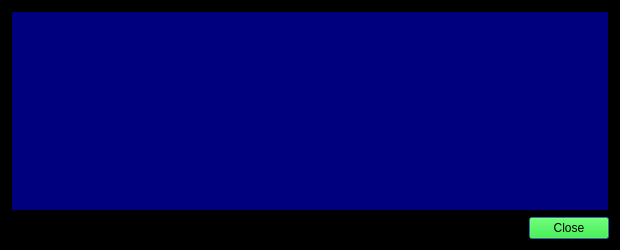
First picture: the form in src/qt/forms/transactiondescdialog.ui, repository gridcoin/Gridcoin-master, before the edit.
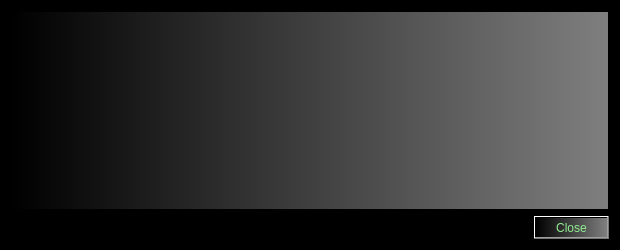
Second picture: the form after the edit.

What changed in the file:
```diff
--- a/src/qt/forms/transactiondescdialog.ui
+++ b/src/qt/forms/transactiondescdialog.ui
@@ -143,13 +143,33 @@
      <property name="palette">
       <palette>
        <active>
+        <colorrole role="WindowText">
+         <brush brushstyle="SolidPattern">
+          <color alpha="255">
+           <red>255</red>
+           <green>255</green>
+           <blue>0</blue>
+          </color>
+         </brush>
+        </colorrole>
         <colorrole role="Button">
-         <brush brushstyle="SolidPattern">
-          <color alpha="255">
-           <red>255</red>
-           <green>255</green>
-           <blue>0</blue>
-          </color>
+         <brush brushstyle="LinearGradientPattern">
+          <gradient startx="0.000000000000000" starty="0.000000000000000" endx="1.000000000000000" endy="0.000000000000000" type="LinearGradient" spread="PadSpread" coordinatemode="ObjectBoundingMode">
+           <gradientstop position="0.000000000000000">
+            <color alpha="255">
+             <red>0</red>
+             <green>0</green>
+             <blue>0</blue>
+            </color>
+           </gradientstop>
+           <gradientstop position="1.000000000000000">
+            <color alpha="255">
+             <red>127</red>
+             <green>127</green>
+             <blue>127</blue>
+            </color>
+           </gradientstop>
+          </gradient>
          </brush>
         </colorrole>
         <colorrole role="Light">
@@ -188,24 +208,84 @@
           </color>
          </brush>
         </colorrole>
+        <colorrole role="ButtonText">
+         <brush brushstyle="SolidPattern">
+          <color alpha="255">
+           <red>255</red>
+           <green>255</green>
+           <blue>0</blue>
+          </color>
+         </brush>
+        </colorrole>
         <colorrole role="Base">
-         <brush brushstyle="SolidPattern">
-          <color alpha="255">
-           <red>0</red>
-           <green>0</green>
-           <blue>127</blue>
-          </color>
+         <brush brushstyle="LinearGradientPattern">
+          <gradient startx="0.000000000000000" starty="0.000000000000000" endx="1.000000000000000" endy="0.000000000000000" type="LinearGradient" spread="PadSpread" coordinatemode="ObjectBoundingMode">
+           <gradientstop position="0.000000000000000">
+            <color alpha="255">
+             <red>0</red>
+             <green>0</green>
+             <blue>0</blue>
+            </color>
+           </gradientstop>
+           <gradientstop position="1.000000000000000">
+            <color alpha="255">
+             <red>127</red>
+             <green>127</green>
+             <blue>127</blue>
+            </color>
+           </gradientstop>
+          </gradient>
+         </brush>
+        </colorrole>
+        <colorrole role="Window">
+         <brush brushstyle="LinearGradientPattern">
+          <gradient startx="0.000000000000000" starty="0.000000000000000" endx="1.000000000000000" endy="0.000000000000000" type="LinearGradient" spread="PadSpread" coordinatemode="ObjectBoundingMode">
+           <gradientstop position="0.000000000000000">
+            <color alpha="255">
+             <red>0</red>
+             <green>0</green>
+             <blue>0</blue>
+            </color>
+           </gradientstop>
+           <gradientstop position="1.000000000000000">
+            <color alpha="255">
+             <red>127</red>
+             <green>127</green>
+             <blue>127</blue>
+            </color>
+           </gradientstop>
+          </gradient>
          </brush>
         </colorrole>
        </active>
        <inactive>
+        <colorrole role="WindowText">
+         <brush brushstyle="SolidPattern">
+          <color alpha="255">
+           <red>255</red>
+           <green>255</green>
+           <blue>0</blue>
+          </color>
+         </brush>
+        </colorrole>
         <colorrole role="Button">
-         <brush brushstyle="SolidPattern">
-          <color alpha="255">
-           <red>255</red>
-           <green>255</green>
-           <blue>0</blue>
-          </color>
+         <brush brushstyle="LinearGradientPattern">
+          <gradient startx="0.000000000000000" starty="0.000000000000000" endx="1.000000000000000" endy="0.000000000000000" type="LinearGradient" spread="PadSpread" coordinatemode="ObjectBoundingMode">
+           <gradientstop position="0.000000000000000">
+            <color alpha="255">
+             <red>0</red>
+             <green>0</green>
+             <blue>0</blue>
+            </color>
+           </gradientstop>
+           <gradientstop position="1.000000000000000">
+            <color alpha="255">
+             <red>127</red>
+             <green>127</green>
+             <blue>127</blue>
+            </color>
+           </gradientstop>
+          </gradient>
          </brush>
         </colorrole>
         <colorrole role="Light">
@@ -244,24 +324,84 @@
           </color>
          </brush>
         </colorrole>
+        <colorrole role="ButtonText">
+         <brush brushstyle="SolidPattern">
+          <color alpha="255">
+           <red>255</red>
+           <green>255</green>
+           <blue>0</blue>
+          </color>
+         </brush>
+        </colorrole>
         <colorrole role="Base">
-         <brush brushstyle="SolidPattern">
-          <color alpha="255">
-           <red>0</red>
-           <green>0</green>
-           <blue>127</blue>
-          </color>
+         <brush brushstyle="LinearGradientPattern">
+          <gradient startx="0.000000000000000" starty="0.000000000000000" endx="1.000000000000000" endy="0.000000000000000" type="LinearGradient" spread="PadSpread" coordinatemode="ObjectBoundingMode">
+           <gradientstop position="0.000000000000000">
+            <color alpha="255">
+             <red>0</red>
+             <green>0</green>
+             <blue>0</blue>
+            </color>
+           </gradientstop>
+           <gradientstop position="1.000000000000000">
+            <color alpha="255">
+             <red>127</red>
+             <green>127</green>
+             <blue>127</blue>
+            </color>
+           </gradientstop>
+          </gradient>
+         </brush>
+        </colorrole>
+        <colorrole role="Window">
+         <brush brushstyle="LinearGradientPattern">
+          <gradient startx="0.000000000000000" starty="0.000000000000000" endx="1.000000000000000" endy="0.000000000000000" type="LinearGradient" spread="PadSpread" coordinatemode="ObjectBoundingMode">
+           <gradientstop position="0.000000000000000">
+            <color alpha="255">
+             <red>0</red>
+             <green>0</green>
+             <blue>0</blue>
+            </color>
+           </gradientstop>
+           <gradientstop position="1.000000000000000">
+            <color alpha="255">
+             <red>127</red>
+             <green>127</green>
+             <blue>127</blue>
+            </color>
+           </gradientstop>
+          </gradient>
          </brush>
         </colorrole>
        </inactive>
        <disabled>
+        <colorrole role="WindowText">
+         <brush brushstyle="SolidPattern">
+          <color alpha="255">
+           <red>255</red>
+           <green>255</green>
+           <blue>0</blue>
+          </color>
+         </brush>
+        </colorrole>
         <colorrole role="Button">
-         <brush brushstyle="SolidPattern">
-          <color alpha="255">
-           <red>255</red>
-           <green>255</green>
-           <blue>0</blue>
-          </color>
+         <brush brushstyle="LinearGradientPattern">
+          <gradient startx="0.000000000000000" starty="0.000000000000000" endx="1.000000000000000" endy="0.000000000000000" type="LinearGradient" spread="PadSpread" coordinatemode="ObjectBoundingMode">
+           <gradientstop position="0.000000000000000">
+            <color alpha="255">
+             <red>0</red>
+             <green>0</green>
+             <blue>0</blue>
+            </color>
+           </gradientstop>
+           <gradientstop position="1.000000000000000">
+            <color alpha="255">
+             <red>127</red>
+             <green>127</green>
+             <blue>127</blue>
+            </color>
+           </gradientstop>
+          </gradient>
          </brush>
         </colorrole>
         <colorrole role="Light">
@@ -285,9 +425,9 @@
         <colorrole role="Text">
          <brush brushstyle="SolidPattern">
           <color alpha="255">
-           <red>120</red>
-           <green>120</green>
-           <blue>120</blue>
+           <red>255</red>
+           <green>255</green>
+           <blue>0</blue>
           </color>
          </brush>
         </colorrole>
@@ -300,13 +440,53 @@
           </color>
          </brush>
         </colorrole>
+        <colorrole role="ButtonText">
+         <brush brushstyle="SolidPattern">
+          <color alpha="255">
+           <red>255</red>
+           <green>255</green>
+           <blue>0</blue>
+          </color>
+         </brush>
+        </colorrole>
         <colorrole role="Base">
-         <brush brushstyle="SolidPattern">
-          <color alpha="255">
-           <red>0</red>
-           <green>0</green>
-           <blue>0</blue>
-          </color>
+         <brush brushstyle="LinearGradientPattern">
+          <gradient startx="0.000000000000000" starty="0.000000000000000" endx="1.000000000000000" endy="0.000000000000000" type="LinearGradient" spread="PadSpread" coordinatemode="ObjectBoundingMode">
+           <gradientstop position="0.000000000000000">
+            <color alpha="255">
+             <red>0</red>
+             <green>0</green>
+             <blue>0</blue>
+            </color>
+           </gradientstop>
+           <gradientstop position="1.000000000000000">
+            <color alpha="255">
+             <red>127</red>
+             <green>127</green>
+             <blue>127</blue>
+            </color>
+           </gradientstop>
+          </gradient>
+         </brush>
+        </colorrole>
+        <colorrole role="Window">
+         <brush brushstyle="LinearGradientPattern">
+          <gradient startx="0.000000000000000" starty="0.000000000000000" endx="1.000000000000000" endy="0.000000000000000" type="LinearGradient" spread="PadSpread" coordinatemode="ObjectBoundingMode">
+           <gradientstop position="0.000000000000000">
+            <color alpha="255">
+             <red>0</red>
+             <green>0</green>
+             <blue>0</blue>
+            </color>
+           </gradientstop>
+           <gradientstop position="1.000000000000000">
+            <color alpha="255">
+             <red>127</red>
+             <green>127</green>
+             <blue>127</blue>
+            </color>
+           </gradientstop>
+          </gradient>
          </brush>
         </colorrole>
        </disabled>
@@ -318,6 +498,12 @@
      <property name="autoFillBackground">
       <bool>true</bool>
      </property>
+     <property name="styleSheet">
+      <string notr="true">
+background-color:qlineargradient(spread:pad, x1:0, y1:0, x2:1, y2:0, stop:0 rgba(0, 0, 0, 255), stop:1 rgba(127, 127, 127, 255));
+color:yellow;
+</string>
+     </property>
      <property name="readOnly">
       <bool>true</bool>
      </property>
@@ -325,6 +511,12 @@
    </item>
    <item>
     <widget class="QDialogButtonBox" name="buttonBox">
+     <property name="styleSheet">
+      <string notr="true">
+background-color:qlineargradient(spread:pad, x1:0, y1:0, x2:1, y2:0, stop:0 rgba(0, 0, 0, 255), stop:1 rgba(127, 127, 127, 255));
+color:lightgreen;
+</string>
+     </property>
      <property name="orientation">
       <enum>Qt::Horizontal</enum>
      </property>
```
